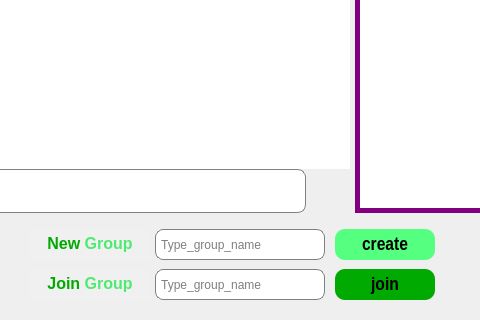
Before: the Qt Designer form jamin-gram/groups.ui in raminLgh/jamin-gram, drawn with Qt 5; both pictures show x 135 to 615 and y 280 to 600 of the 700 by 600 pixel window.
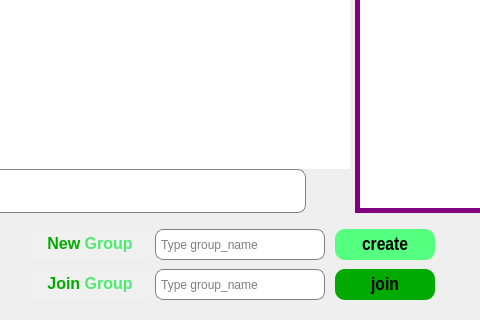
After: the same form once the commit is applied. Icons and pictures are not drawn.

Diff of the .ui file:
```diff
--- a/jamin-gram/groups.ui
+++ b/jamin-gram/groups.ui
@@ -288,7 +288,7 @@
      <string>Type_channel_name</string>
     </property>
     <property name="placeholderText">
-     <string> Type_group_name</string>
+     <string> Type group_name</string>
     </property>
    </widget>
    <widget class="QLineEdit" name="cr_group_lineEdit">
@@ -304,7 +304,7 @@
      <string>Type_channel_name</string>
     </property>
     <property name="placeholderText">
-     <string> Type_group_name</string>
+     <string> Type group_name</string>
     </property>
    </widget>
    <widget class="QPushButton" name="chatpb">
```
Left out of the diff: 41 changed lines with no effect on the pictures.
